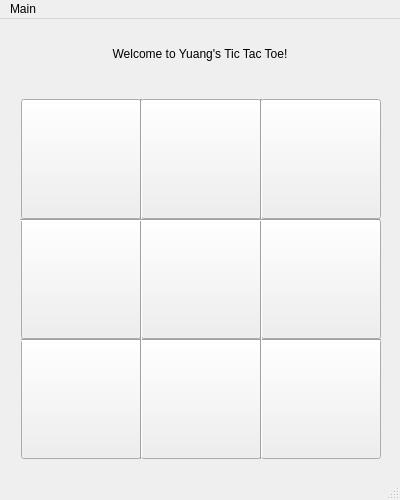
Above: main.ui from Tongyuang/tic-tac-toe before the change. Below: the same form after it.
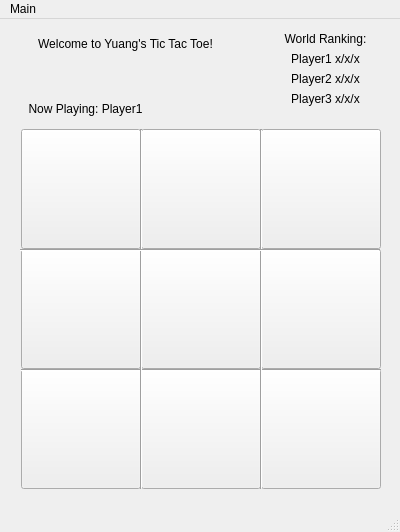
That is the form after the change.

Commit message: add database and ranking

The edit to the form file:
```diff
--- a/main.ui
+++ b/main.ui
@@ -7,7 +7,7 @@
     <x>0</x>
     <y>0</y>
     <width>400</width>
-    <height>500</height>
+    <height>532</height>
    </rect>
   </property>
   <property name="windowTitle">
@@ -21,7 +21,7 @@
     <property name="geometry">
      <rect>
       <x>21</x>
-      <y>80</y>
+      <y>110</y>
       <width>120</width>
       <height>120</height>
      </rect>
@@ -43,7 +43,7 @@
     <property name="geometry">
      <rect>
       <x>141</x>
-      <y>80</y>
+      <y>110</y>
       <width>120</width>
       <height>120</height>
      </rect>
@@ -65,7 +65,7 @@
     <property name="geometry">
      <rect>
       <x>261</x>
-      <y>80</y>
+      <y>110</y>
       <width>120</width>
       <height>120</height>
      </rect>
@@ -87,7 +87,7 @@
     <property name="geometry">
      <rect>
       <x>21</x>
-      <y>200</y>
+      <y>230</y>
       <width>120</width>
       <height>120</height>
      </rect>
@@ -109,7 +109,7 @@
     <property name="geometry">
      <rect>
       <x>141</x>
-      <y>200</y>
+      <y>230</y>
       <width>120</width>
       <height>120</height>
      </rect>
@@ -131,7 +131,7 @@
     <property name="geometry">
      <rect>
       <x>261</x>
-      <y>200</y>
+      <y>230</y>
       <width>120</width>
       <height>120</height>
      </rect>
@@ -153,7 +153,7 @@
     <property name="geometry">
      <rect>
       <x>21</x>
-      <y>320</y>
+      <y>350</y>
       <width>120</width>
       <height>120</height>
      </rect>
@@ -175,7 +175,7 @@
     <property name="geometry">
      <rect>
       <x>141</x>
-      <y>320</y>
+      <y>350</y>
       <width>120</width>
       <height>120</height>
      </rect>
@@ -197,7 +197,7 @@
     <property name="geometry">
      <rect>
       <x>261</x>
-      <y>320</y>
+      <y>350</y>
       <width>120</width>
       <height>120</height>
      </rect>
@@ -219,7 +219,7 @@
     <property name="geometry">
      <rect>
       <x>21</x>
-      <y>320</y>
+      <y>350</y>
       <width>360</width>
       <height>2</height>
      </rect>
@@ -232,7 +232,7 @@
     <property name="geometry">
      <rect>
       <x>140</x>
-      <y>80</y>
+      <y>110</y>
       <width>2</width>
       <height>360</height>
      </rect>
@@ -245,7 +245,7 @@
     <property name="geometry">
      <rect>
       <x>260</x>
-      <y>80</y>
+      <y>110</y>
       <width>2</width>
       <height>360</height>
      </rect>
@@ -258,8 +258,8 @@
     <property name="geometry">
      <rect>
       <x>20</x>
-      <y>20</y>
-      <width>360</width>
+      <y>10</y>
+      <width>211</width>
       <height>30</height>
      </rect>
     </property>
@@ -278,7 +278,7 @@
      <rect>
       <x>20</x>
       <y>40</y>
-      <width>360</width>
+      <width>201</width>
       <height>30</height>
      </rect>
     </property>
@@ -296,7 +296,7 @@
     <property name="geometry">
      <rect>
       <x>20</x>
-      <y>200</y>
+      <y>230</y>
       <width>360</width>
       <height>2</height>
      </rect>
@@ -305,6 +305,101 @@
      <enum>Qt::Horizontal</enum>
     </property>
    </widget>
+   <widget class="QLabel" name="label_3">
+    <property name="geometry">
+     <rect>
+      <x>260</x>
+      <y>10</y>
+      <width>131</width>
+      <height>20</height>
+     </rect>
+    </property>
+    <property name="text">
+     <string>World Ranking:</string>
+    </property>
+    <property name="textFormat">
+     <enum>Qt::PlainText</enum>
+    </property>
+    <property name="alignment">
+     <set>Qt::AlignCenter</set>
+    </property>
+   </widget>
+   <widget class="QLabel" name="label_Player1">
+    <property name="geometry">
+     <rect>
+      <x>260</x>
+      <y>30</y>
+      <width>131</width>
+      <height>20</height>
+     </rect>
+    </property>
+    <property name="text">
+     <string>Player1 x/x/x</string>
+    </property>
+    <property name="textFormat">
+     <enum>Qt::PlainText</enum>
+    </property>
+    <property name="alignment">
+     <set>Qt::AlignCenter</set>
+    </property>
+   </widget>
+   <widget class="QLabel" name="label_Player2">
+    <property name="geometry">
+     <rect>
+      <x>260</x>
+      <y>50</y>
+      <width>131</width>
+      <height>20</height>
+     </rect>
+    </property>
+    <property name="text">
+     <string>Player2 x/x/x</string>
+    </property>
+    <property name="textFormat">
+     <enum>Qt::PlainText</enum>
+    </property>
+    <property name="alignment">
+     <set>Qt::AlignCenter</set>
+    </property>
+   </widget>
+   <widget class="QLabel" name="label_Player3">
+    <property name="geometry">
+     <rect>
+      <x>260</x>
+      <y>70</y>
+      <width>131</width>
+      <height>20</height>
+     </rect>
+    </property>
+    <property name="text">
+     <string>Player3 x/x/x</string>
+    </property>
+    <property name="textFormat">
+     <enum>Qt::PlainText</enum>
+    </property>
+    <property name="alignment">
+     <set>Qt::AlignCenter</set>
+    </property>
+   </widget>
+   <widget class="QLabel" name="label_Nowplaying">
+    <property name="geometry">
+     <rect>
+      <x>20</x>
+      <y>80</y>
+      <width>131</width>
+      <height>20</height>
+     </rect>
+    </property>
+    <property name="text">
+     <string>Now Playing: Player1</string>
+    </property>
+    <property name="textFormat">
+     <enum>Qt::PlainText</enum>
+    </property>
+    <property name="alignment">
+     <set>Qt::AlignCenter</set>
+    </property>
+   </widget>
   </widget>
   <widget class="QStatusBar" name="statusbar"/>
   <widget class="QMenuBar" name="menubar">
```
The commit also changes 8 other files.
